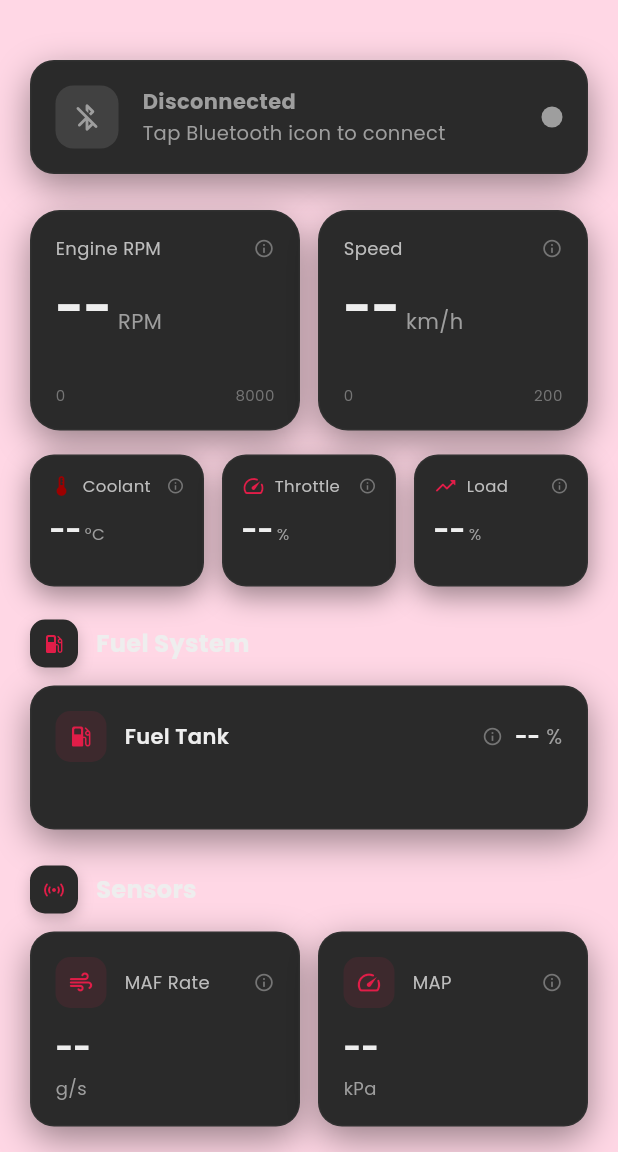
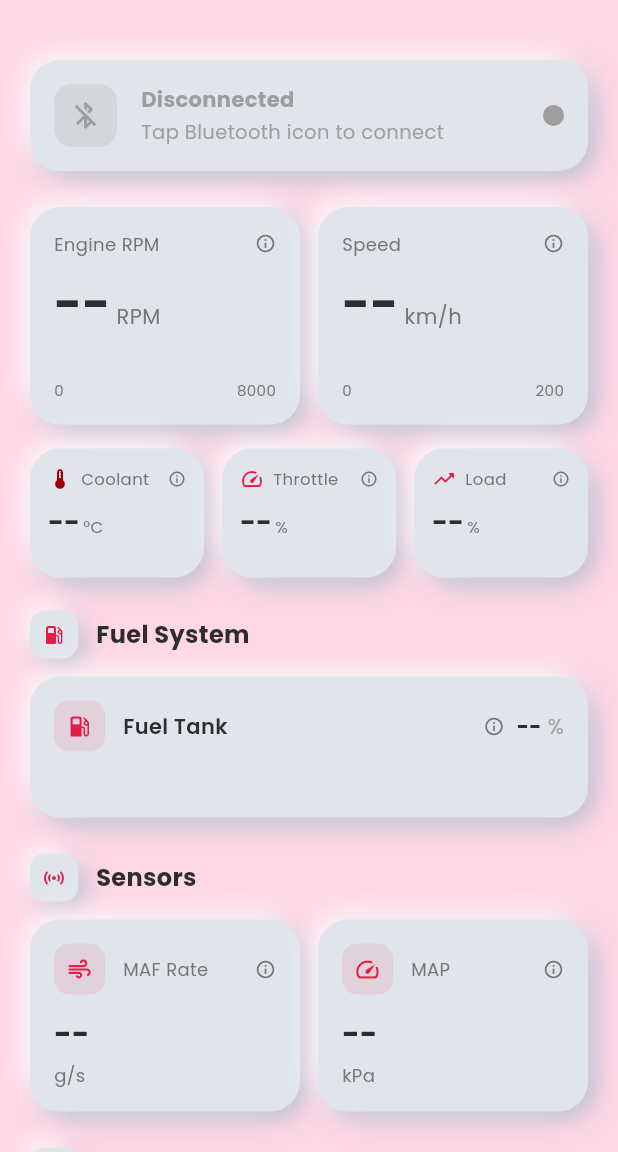
Before and after one commit to clawdy31/obd-car-scanner, a Flutter app: the screen it shows after launch, on a phone screen of 412 x 824 dp, the part 84-1236 px from its top. Run offline on Flutter 3.47's test engine with Material 3 defaults, Android fonts, the light colour scheme and no system bars; our stand-ins replace flutter_blue_plus, flutter_bluetooth_serial, google_fonts, permission_handler, shared_preferences; statements that could not run were skipped.

Commit message:
Apply neumorphism design to dashboard cards - soft dual-shadow extruded style for light/dark themes

```diff
--- a/lib/main.dart
+++ b/lib/main.dart
@@ -8,6 +8,7 @@ import 'screens/splash_screen.dart';
 import 'screens/dashboard_screen.dart';
 import 'screens/dtc_screen.dart';
 import 'widgets/common_widgets.dart';
+import 'widgets/neuomorphic.dart';
 import 'services/obd_manager.dart';
 import 'services/models/obd_device.dart';
 import 'services/bluetooth_scanner_manager.dart';
--- a/lib/screens/dashboard_screen.dart
+++ b/lib/screens/dashboard_screen.dart
@@ -1,5 +1,6 @@
 import 'package:flutter/material.dart';
 import '../widgets/common_widgets.dart';
+import '../widgets/neuomorphic.dart';
 
 class DashboardScreen extends StatelessWidget {
   final Map<String, String> liveData;
@@ -165,17 +166,12 @@ class _ModernConnectionStatus extends StatelessWidget {
 
   @override
   Widget build(BuildContext context) {
-    return Container(
+    final isDark = Theme.of(context).brightness == Brightness.dark;
+    final primaryColor = isDark ? Colors.white : const Color(0xFF2D2D30);
+    final secondaryColor = isDark ? Colors.white60 : Colors.grey[600]!;
+
+    return NeuContainer(
       padding: const EdgeInsets.all(16),
-      decoration: BoxDecoration(
-        color: const Color(0xFF2A2A2A),
-        borderRadius: BorderRadius.circular(16),
-        border: Border.all(color: Colors.white.withAlpha(8)),
-        boxShadow: [
-          BoxShadow(color: Colors.black.withAlpha(102), blurRadius: 20, offset: const Offset(0, 8)),
-          BoxShadow(color: Colors.white.withAlpha(13), blurRadius: 1, offset: const Offset(0, -1)),
-        ],
-      ),
       child: Row(
         children: [
           Container(
@@ -235,21 +231,18 @@ class _SectionHeader extends StatelessWidget {
 
   @override
   Widget build(BuildContext context) {
+    final isDark = Theme.of(context).brightness == Brightness.dark;
+    final primaryColor = isDark ? Colors.white : const Color(0xFF2D2D30);
+
     return Row(
       children: [
-        Container(
+        NeuContainer(
           padding: const EdgeInsets.all(8),
-          decoration: BoxDecoration(
-            color: const Color(0xFF2A2A2A),
-            borderRadius: BorderRadius.circular(10),
-            boxShadow: [
-              BoxShadow(color: Colors.black.withAlpha(51), blurRadius: 8, offset: const Offset(0, 4)),
-            ],
-          ),
+          borderRadius: 10,
           child: Icon(icon, color: const Color(0xFFE11D48), size: 16),
         ),
         const SizedBox(width: 12),
-        Text(title, style: TextStyle(fontSize: 16, fontWeight: FontWeight.bold, color: Colors.grey[200])),
+        Text(title, style: TextStyle(fontSize: 16, fontWeight: FontWeight.bold, color: primaryColor)),
       ],
     );
   }
@@ -278,38 +271,32 @@ class _ModernGaugeCard extends StatelessWidget {
 
   @override
   Widget build(BuildContext context) {
+    final isDark = Theme.of(context).brightness == Brightness.dark;
     final percentage = (currentValue / maxValue).clamp(0.0, 1.0);
+    final primaryColor = isDark ? Colors.white : const Color(0xFF2D2D30);
+    final secondaryColor = isDark ? Colors.white60 : Colors.grey[600]!;
+    final progressBg = isDark ? NeuColors.darkShadowDark : NeuColors.lightShadowDark;
 
-    return Container(
+    return NeuContainer(
       padding: const EdgeInsets.all(16),
-      decoration: BoxDecoration(
-        color: const Color(0xFF2A2A2A),
-        borderRadius: BorderRadius.circular(20),
-        border: Border.all(color: Colors.white.withAlpha(8)),
-        boxShadow: [
-          BoxShadow(color: Colors.black.withAlpha(102), blurRadius: 20, offset: const Offset(0, 8)),
-          BoxShadow(color: Colors.white.withAlpha(13), blurRadius: 1, offset: const Offset(0, -1)),
-        ],
-      ),
       child: Column(
         crossAxisAlignment: CrossAxisAlignment.start,
         children: [
           Row(
             children: [
               Expanded(
-                child: Text(label, style: TextStyle(color: Colors.grey[400], fontSize: 12)),
+                child: Text(label, style: TextStyle(color: secondaryColor, fontSize: 12)),
               ),
               Tooltip(
                 message: tooltipMsg,
                 triggerMode: TooltipTriggerMode.tap,
                 showDuration: const Duration(seconds: 3),
                 decoration: BoxDecoration(
-                  color: const Color(0xFF2A2A2A),
+                  color: isDark ? NeuColors.darkBg : NeuColors.lightBg,
                   borderRadius: BorderRadius.circular(8),
-                  border: Border.all(color: Colors.white.withAlpha(13)),
                 ),
-                textStyle: const TextStyle(color: Colors.white, fontSize: 12),
-                child: Icon(Icons.info_outline, color: Colors.grey[600], size: 14),
+                textStyle: TextStyle(color: primaryColor, fontSize: 12),
+                child: Icon(Icons.info_outline, color: secondaryColor, size: 14),
               ),
             ],
           ),
@@ -317,17 +304,16 @@ class _ModernGaugeCard extends StatelessWidget {
           Row(
             crossAxisAlignment: CrossAxisAlignment.end,
             children: [
-              Text(value, style: TextStyle(fontSize: 32, fontWeight: FontWeight.bold, color: alertColor ? Colors.red : Colors.grey[200])),
+              Text(value, style: TextStyle(fontSize: 32, fontWeight: FontWeight.bold, color: alertColor ? Colors.red : primaryColor)),
               const SizedBox(width: 4),
-              Padding(padding: const EdgeInsets.only(bottom: 4), child: Text(unit, style: TextStyle(color: Colors.grey[500], fontSize: 14))),
+              Padding(padding: const EdgeInsets.only(bottom: 4), child: Text(unit, style: TextStyle(color: secondaryColor, fontSize: 14))),
             ],
           ),
           const SizedBox(height: 12),
-          // Progress bar
           Container(
             height: 8,
             decoration: BoxDecoration(
-              color: Colors.grey[800],
+              color: progressBg,
               borderRadius: BorderRadius.circular(4),
             ),
             child: FractionallySizedBox(
@@ -346,8 +332,8 @@ class _ModernGaugeCard extends StatelessWidget {
           Row(
             mainAxisAlignment: MainAxisAlignment.spaceBetween,
             children: [
-              Text('0', style: TextStyle(color: Colors.grey[600], fontSize: 10)),
-              Text('${maxValue.toInt()}', style: TextStyle(color: Colors.grey[600], fontSize: 10)),
+              Text('0', style: TextStyle(color: secondaryColor, fontSize: 10)),
+              Text('${maxValue.toInt()}', style: TextStyle(color: secondaryColor, fontSize: 10)),
             ],
           ),
         ],
@@ -379,19 +365,14 @@ class _MiniGaugeCard extends StatelessWidget {
 
   @override
   Widget build(BuildContext context) {
+    final isDark = Theme.of(context).brightness == Brightness.dark;
     final percentage = (currentValue / maxValue).clamp(0.0, 1.0);
+    final primaryColor = isDark ? Colors.white : const Color(0xFF2D2D30);
+    final secondaryColor = isDark ? Colors.white60 : Colors.grey[600]!;
+    final progressBg = isDark ? NeuColors.darkShadowDark : NeuColors.lightShadowDark;
 
-    return Container(
+    return NeuContainer(
       padding: const EdgeInsets.all(12),
-      decoration: BoxDecoration(
-        color: const Color(0xFF2A2A2A),
-        borderRadius: BorderRadius.circular(16),
-        border: Border.all(color: Colors.white.withAlpha(8)),
-        boxShadow: [
-          BoxShadow(color: Colors.black.withAlpha(102), blurRadius: 16, offset: const Offset(0, 6)),
-          BoxShadow(color: Colors.white.withAlpha(13), blurRadius: 1, offset: const Offset(0, -1)),
-        ],
-      ),
       child: Column(
         crossAxisAlignment: CrossAxisAlignment.start,
         children: [
@@ -399,18 +380,17 @@ class _MiniGaugeCard extends StatelessWidget {
             children: [
               Icon(icon, color: color, size: 16),
               const SizedBox(width: 6),
-              Expanded(child: Text(label, style: TextStyle(color: Colors.grey[400], fontSize: 11))),
+              Expanded(child: Text(label, style: TextStyle(color: secondaryColor, fontSize: 11))),
               Tooltip(
                 message: tooltipMsg,
                 triggerMode: TooltipTriggerMode.tap,
                 showDuration: const Duration(seconds: 3),
                 decoration: BoxDecoration(
-                  color: const Color(0xFF2A2A2A),
+                  color: isDark ? NeuColors.darkBg : NeuColors.lightBg,
                   borderRadius: BorderRadius.circular(8),
-                  border: Border.all(color: Colors.white.withAlpha(13)),
                 ),
-                textStyle: const TextStyle(color: Colors.white, fontSize: 12),
-                child: Icon(Icons.info_outline, color: Colors.grey[600], size: 12),
+                textStyle: TextStyle(color: primaryColor, fontSize: 12),
+                child: Icon(Icons.info_outline, color: secondaryColor, size: 12),
               ),
             ],
           ),
@@ -418,16 +398,16 @@ class _MiniGaugeCard extends StatelessWidget {
           Row(
             crossAxisAlignment: CrossAxisAlignment.end,
             children: [
-              Text(value, style: TextStyle(fontWeight: FontWeight.bold, fontSize: 18, color: Colors.grey[200])),
+              Text(value, style: TextStyle(fontWeight: FontWeight.bold, fontSize: 18, color: primaryColor)),
               const SizedBox(width: 2),
-              Padding(padding: const EdgeInsets.only(bottom: 2), child: Text(unit, style: TextStyle(color: Colors.grey[500], fontSize: 11))),
+              Padding(padding: const EdgeInsets.only(bottom: 2), child: Text(unit, style: TextStyle(color: secondaryColor, fontSize: 11))),
             ],
           ),
           const SizedBox(height: 8),
           Container(
             height: 4,
             decoration: BoxDecoration(
-              color: Colors.grey[800],
+              color: progressBg,
               borderRadius: BorderRadius.circular(2),
             ),
             child: FractionallySizedBox(
@@ -464,17 +444,13 @@ class _ModernLinearGauge extends StatelessWidget {
 
   @override
   Widget build(BuildContext context) {
-    return Container(
+    final isDark = Theme.of(context).brightness == Brightness.dark;
+    final primaryColor = isDark ? Colors.white : const Color(0xFF2D2D30);
+    final secondaryColor = isDark ? Colors.white60 : Colors.grey[600]!;
+    final progressBg = isDark ? NeuColors.darkShadowDark : NeuColors.lightShadowDark;
+
+    return NeuContainer(
       padding: const EdgeInsets.all(16),
-      decoration: BoxDecoration(
-        color: const Color(0xFF2A2A2A),
-        borderRadius: BorderRadius.circular(16),
-        border: Border.all(color: Colors.white.withAlpha(8)),
-        boxShadow: [
-          BoxShadow(color: Colors.black.withAlpha(102), blurRadius: 20, offset: const Offset(0, 8)),
-          BoxShadow(color: Colors.white.withAlpha(13), blurRadius: 1, offset: const Offset(0, -1)),
-        ],
-      ),
       child: Column(
         children: [
           Row(
@@ -491,7 +467,7 @@ class _ModernLinearGauge extends StatelessWidget {
                     child: Icon(Icons.local_gas_station_rounded, color: const Color(0xFFE11D48), size: 18),
                   ),
                   const SizedBox(width: 12),
-                  Text(label, style: TextStyle(fontWeight: FontWeight.w600, color: Colors.grey[200])),
+                  Text(label, style: TextStyle(fontWeight: FontWeight.w600, color: primaryColor)),
                 ],
               ),
               Row(
@@ -506,10 +482,10 @@ class _ModernLinearGauge extends StatelessWidget {
                       border: Border.all(color: Colors.white.withAlpha(13)),
                     ),
                     textStyle: const TextStyle(color: Colors.white, fontSize: 12),
-                    child: Icon(Icons.info_outline, color: Colors.grey[600], size: 14),
+                    child: Icon(Icons.info_outline, color: secondaryColor, size: 14),
                   ),
                   const SizedBox(width: 8),
-                  Text(value, style: TextStyle(fontSize: 14, fontWeight: FontWeight.bold, color: Colors.grey[200])),
+                  Text(value, style: TextStyle(fontSize: 14, fontWeight: FontWeight.bold, color: primaryColor)),
                   const SizedBox(width: 4),
                   Text(unit, style: TextStyle(color: Colors.grey[500])),
                 ],
@@ -520,7 +496,7 @@ class _ModernLinearGauge extends StatelessWidget {
           Container(
             height: 12,
             decoration: BoxDecoration(
-              color: Colors.grey[800],
+              color: progressBg,
               borderRadius: BorderRadius.circular(6),
             ),
             child: FractionallySizedBox(
@@ -560,17 +536,12 @@ class _SensorCard extends StatelessWidget {
 
   @override
   Widget build(BuildContext context) {
-    return Container(
+    final isDark = Theme.of(context).brightness == Brightness.dark;
+    final primaryColor = isDark ? Colors.white : const Color(0xFF2D2D30);
+    final secondaryColor = isDark ? Colors.white60 : Colors.grey[600]!;
+
+    return NeuContainer(
       padding: const EdgeInsets.all(16),
-      decoration: BoxDecoration(
-        color: const Color(0xFF2A2A2A),
-        borderRadius: BorderRadius.circular(16),
-        border: Border.all(color: Colors.white.withAlpha(8)),
-        boxShadow: [
-          BoxShadow(color: Colors.black.withAlpha(102), blurRadius: 20, offset: const Offset(0, 8)),
-          BoxShadow(color: Colors.white.withAlpha(13), blurRadius: 1, offset: const Offset(0, -1)),
-        ],
-      ),
       child: Column(
         crossAxisAlignment: CrossAxisAlignment.start,
         children: [
@@ -585,25 +556,24 @@ class _SensorCard extends StatelessWidget {
                 child: Icon(icon, color: color, size: 18),
               ),
               const SizedBox(width: 12),
-              Expanded(child: Text(label, style: TextStyle(color: Colors.grey[400], fontSize: 12))),
+              Expanded(child: Text(label, style: TextStyle(color: secondaryColor, fontSize: 12))),
               Tooltip(
                 message: tooltipMsg,
                 triggerMode: TooltipTriggerMode.tap,
                 showDuration: const Duration(seconds: 3),
                 decoration: BoxDecoration(
-                  color: const Color(0xFF2A2A2A),
+                  color: isDark ? NeuColors.darkBg : NeuColors.lightBg,
                   borderRadius: BorderRadius.circular(8),
-                  border: Border.all(color: Colors.white.withAlpha(13)),
                 ),
-                textStyle: const TextStyle(color: Colors.white, fontSize: 12),
-                child: Icon(Icons.info_outline, color: Colors.grey[600], size: 14),
+                textStyle: TextStyle(color: primaryColor, fontSize: 12),
+                child: Icon(Icons.info_outline, color: secondaryColor, size: 14),
               ),
             ],
           ),
           const SizedBox(height: 12),
-          Text(value, style: TextStyle(fontWeight: FontWeight.bold, fontSize: 20, color: Colors.grey[200])),
+          Text(value, style: TextStyle(fontWeight: FontWeight.bold, fontSize: 20, color: primaryColor)),
           const SizedBox(height: 4),
-          Text(unit, style: TextStyle(color: Colors.grey[500], fontSize: 12)),
+          Text(unit, style: TextStyle(color: secondaryColor, fontSize: 12)),
         ],
       ),
     );
--- /dev/null
+++ b/lib/widgets/neuomorphic.dart
@@ -0,0 +1,194 @@
+import 'package:flutter/material.dart';
+
+/// Neumorphic design system for Doctor Car app.
+/// Light neumorphism: soft gray background with white + gray shadows
+/// Dark neumorphism: dark gray background with lighter + darker shadows
+class NeuColors {
+  // Light theme
+  static const lightBg = Color(0xFFE0E5EC);
+  static const lightShadowDark = Color(0xFFA3B1C6);
+  static const lightShadowLight = Color(0xFFFFFFFF);
+
+  // Dark theme
+  static const darkBg = Color(0xFF2D2D30);
+  static const darkShadowDark = Color(0xFF1A1A1D);
+  static const darkShadowLight = Color(0xFF3D3D42);
+}
+
+/// Raised neumorphic container (extruded look)
+class NeuContainer extends StatelessWidget {
+  final Widget child;
+  final double borderRadius;
+  final EdgeInsets? padding;
+  final double? width;
+  final double? height;
+
+  const NeuContainer({
+    super.key,
+    required this.child,
+    this.borderRadius = 20,
+    this.padding,
+    this.width,
+    this.height,
+  });
+
+  @override
+  Widget build(BuildContext context) {
+    final isDark = Theme.of(context).brightness == Brightness.dark;
+
+    return Container(
+      width: width,
+      height: height,
+      padding: padding ?? const EdgeInsets.all(16),
+      decoration: BoxDecoration(
+        color: isDark ? NeuColors.darkBg : NeuColors.lightBg,
+        borderRadius: BorderRadius.circular(borderRadius),
+        boxShadow: isDark
+            ? [
+                // Dark neumorphic: bottom-right dark, top-left lighter
+                BoxShadow(
+                  color: NeuColors.darkShadowDark,
+                  offset: const Offset(5, 5),
+                  blurRadius: 15,
+                  spreadRadius: -2,
+                ),
+                BoxShadow(
+                  color: NeuColors.darkShadowLight,
+                  offset: const Offset(-4, -4),
+                  blurRadius: 12,
+                  spreadRadius: -2,
+                ),
+              ]
+            : [
+                // Light neumorphic: bottom-right gray, top-left white
+                BoxShadow(
+                  color: NeuColors.lightShadowDark,
+                  offset: const Offset(5, 5),
+                  blurRadius: 15,
+                  spreadRadius: -2,
+                ),
+                BoxShadow(
+                  color: NeuColors.lightShadowLight,
+                  offset: const Offset(-5, -5),
+                  blurRadius: 15,
+                  spreadRadius: -2,
+                ),
+              ],
+      ),
+      child: child,
+    );
+  }
+}
+
+/// Pressed/inset neumorphic container (pressed button look)
+class NeuContainerPressed extends StatelessWidget {
+  final Widget child;
+  final double borderRadius;
+  final EdgeInsets? padding;
+
+  const NeuContainerPressed({
+    super.key,
+    required this.child,
+    this.borderRadius = 20,
+    this.padding,
+  });
+
+  @override
+  Widget build(BuildContext context) {
+    final isDark = Theme.of(context).brightness == Brightness.dark;
+
+    return Container(
+      padding: padding ?? const EdgeInsets.all(16),
+      decoration: BoxDecoration(
+        color: isDark ? NeuColors.darkBg : NeuColors.lightBg,
+        borderRadius: BorderRadius.circular(borderRadius),
+        boxShadow: isDark
+            ? [
+                // Inset dark: inner shadows reversed
+                BoxShadow(
+                  color: NeuColors.darkShadowLight,
+                  offset: const Offset(-3, -3),
+                  blurRadius: 8,
+                  spreadRadius: -1,
+                ),
+                BoxShadow(
+                  color: NeuColors.darkShadowDark.withAlpha(128),
+                  offset: const Offset(3, 3),
+                  blurRadius: 8,
+                  spreadRadius: -1,
+                ),
+              ]
+            : [
+                // Inset light
+                BoxShadow(
+                  color: NeuColors.lightShadowDark.withAlpha(77),
+                  offset: const Offset(3, 3),
+                  blurRadius: 8,
+                  spreadRadius: -1,
+                ),
+                BoxShadow(
+                  color: NeuColors.lightShadowLight,
+                  offset: const Offset(-3, -3),
+                  blurRadius: 8,
+                  spreadRadius: -1,
+                ),
+              ],
+      ),
+      child: child,
+    );
+  }
+}
+
+/// Neumorphic icon button
+class NeuIconButton extends StatelessWidget {
+  final IconData icon;
+  final VoidCallback? onPressed;
+  final double size;
+  final Color? iconColor;
+
+  const NeuIconButton({
+    super.key,
+    required this.icon,
+    this.onPressed,
+    this.size = 50,
+    this.iconColor,
+  });
+
+  @override
+  Widget build(BuildContext context) {
+    final isDark = Theme.of(context).brightness == Brightness.dark;
+
+    return GestureDetector(
+      onTap: onPressed,
+      child: Container(
+        width: size,
+        height: size,
+        decoration: BoxDecoration(
+          color: isDark ? NeuColors.darkBg : NeuColors.lightBg,
+          shape: BoxShape.circle,
+          boxShadow: isDark
+              ? [
+                  BoxShadow(color: NeuColors.darkShadowDark, offset: const Offset(4, 4), blurRadius: 10, spreadRadius: -2),
+                  BoxShadow(color: NeuColors.darkShadowLight, offset: const Offset(-3, -3), blurRadius: 8, spreadRadius: -2),
+                ]
+              : [
+                  BoxShadow(color: NeuColors.lightShadowDark, offset: const Offset(5, 5), blurRadius: 12, spreadRadius: -2),
+                  BoxShadow(color: NeuColors.lightShadowLight, offset: const Offset(-5, -5), blurRadius: 12, spreadRadius: -2),
+                ],
+        ),
+        child: Icon(icon, color: iconColor ?? (isDark ? Colors.white70 : Colors.grey[700]), size: size * 0.45),
+      ),
+    );
+  }
+}
+
+/// Text color helper for neumorphic light theme
+class NeuText {
+  static Color primary(BuildContext context) =>
+      Theme.of(context).brightness == Brightness.dark ? Colors.white : const Color(0xFF2D2D30);
+
+  static Color secondary(BuildContext context) =>
+      Theme.of(context).brightness == Brightness.dark ? Colors.white60 : Colors.grey[600]!;
+
+  static Color accent(Color color) => color;
+}
```
